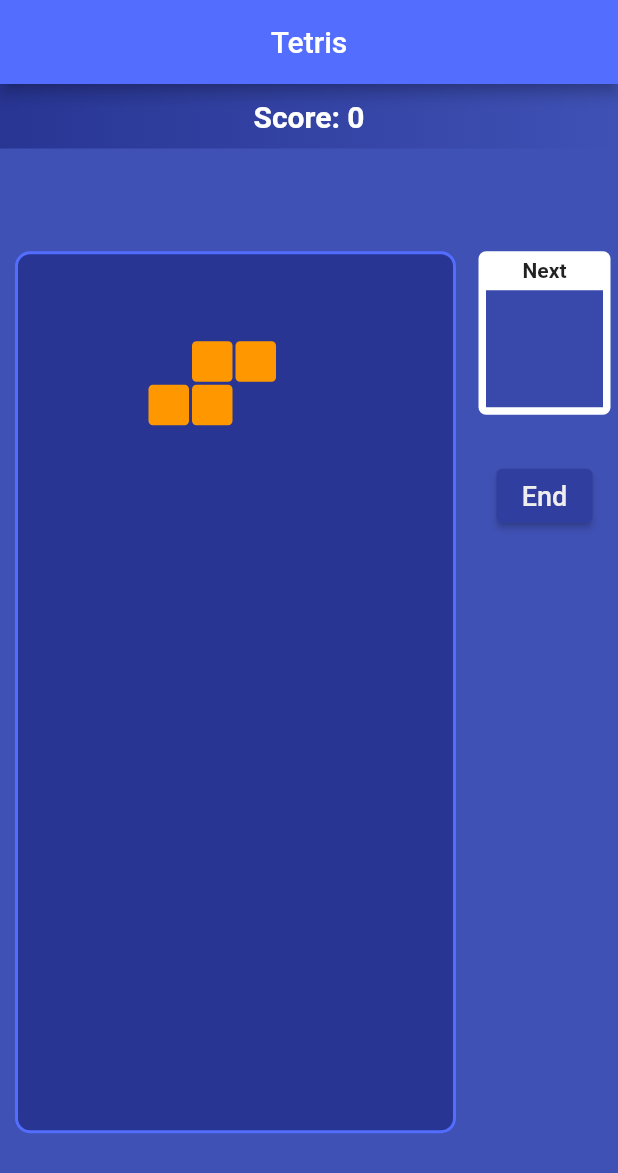
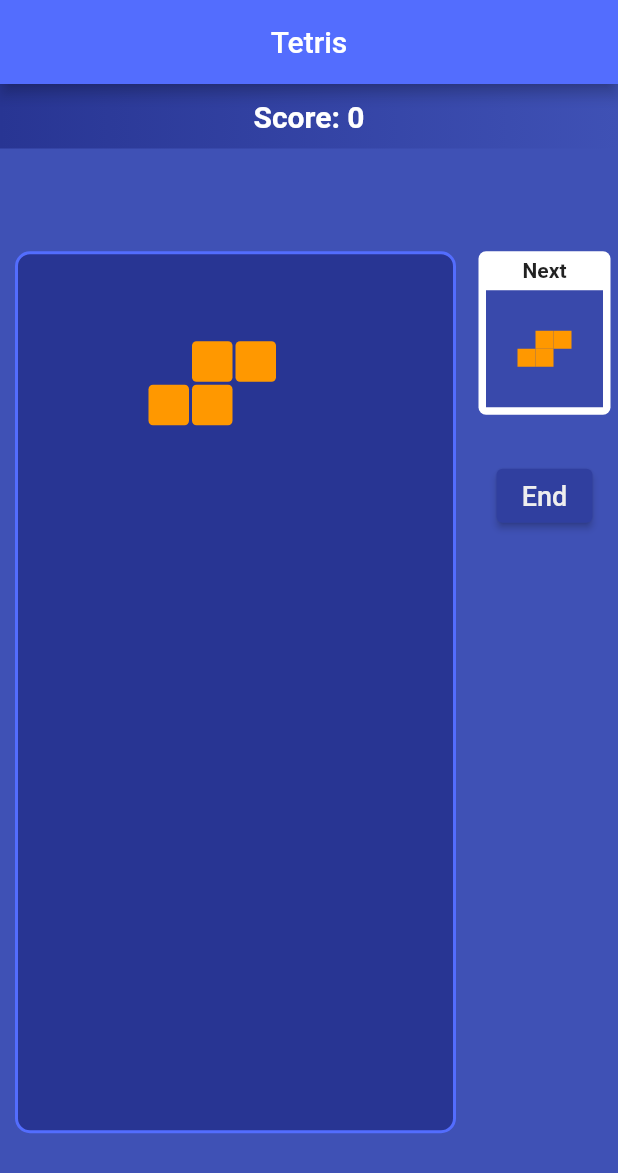
Before and after one commit to xchangyouren/Tetris, a Flutter app: the screen it shows after launch, after a tap on "Start", on a phone screen of 412 x 824 dp. Shown: the top 1173 px of the screen. Run offline on Flutter 3.47's test engine with Material 2 defaults, Android fonts, the phone set to English and light mode, and no system bars.

Commit message:
--user=xiao --feat next block set

```diff
--- a/lib/blcok.dart
+++ b/lib/blcok.dart
@@ -31,9 +31,9 @@ class Block {
     }
   }
 
-  // get color {
-  //   return orientations[0][0].color;
-  // }
+  Color get color {
+    return orientations[0][0].color;
+  }
 
   get subBlocks {
     return orientations[orientationIndex];
--- a/lib/game.dart
+++ b/lib/game.dart
@@ -131,7 +131,8 @@ class GameState extends State<Game> {
           subBlock.y += block?.y;
           oldSubBlocks.add(subBlock);
         });
-        block = getNewBlock();
+        block = Provider.of<Data>(context, listen: false).nextBlock;
+        Provider.of<Data>(context, listen: false).setNextBlock(getNewBlock());
       }
 
       action = null;
@@ -186,6 +187,7 @@ class GameState extends State<Game> {
     subBlockWidth =
         (renderBoxGame.size.width - GAME_AREA_BORDER_WIDTH * 2) / BLOCKS_X;
     block ??= getNewBlock();
+    Provider.of<Data>(context, listen: false).setNextBlock(getNewBlock());
     // debugPrint('subBlockWidth: $subBlockWidth, ${block?.x}-${block?.y}');
     timer = Timer.periodic(duration, onPlay);
   }
--- a/lib/main.dart
+++ b/lib/main.dart
@@ -3,6 +3,8 @@ import 'score_bar.dart';
 import 'game.dart';
 import 'next_block.dart';
 import 'package:provider/provider.dart';
+import 'blcok.dart';
+import 'package:flutter/services.dart';
 
 void main() => runApp(
       ChangeNotifierProvider(
@@ -16,6 +18,7 @@ class MyApp extends StatelessWidget {
 
   @override
   Widget build(BuildContext context) {
+    SystemChrome.setPreferredOrientations([DeviceOrientation.portraitUp]);
     return const MaterialApp(home: Tetris());
   }
 }
@@ -99,6 +102,7 @@ class _TetrisState extends State<Tetris> {
 class Data with ChangeNotifier {
   int score = 0;
   bool isPlaying = false;
+  late Block nextBlock;
 
   void setScore(int score) {
     this.score = score;
@@ -114,4 +118,46 @@ class Data with ChangeNotifier {
     this.isPlaying = isPlaying;
     notifyListeners();
   }
+
+  void setNextBlock(nextBlock) {
+    this.nextBlock = nextBlock;
+    notifyListeners();
+  }
+
+  Widget getNextBlockWidget() {
+    if (!isPlaying) {
+      return Container();
+    }
+    var width = nextBlock.width;
+    var height = nextBlock.height;
+    Color color;
+
+    List<Widget> columns = [];
+    for (var y = 0; y < height; y++) {
+      List<Widget> rows = [];
+      for (var x = 0; x < width; x++) {
+        if (nextBlock.subBlocks
+                .where((subBlock) => subBlock.x == x && subBlock.y == y)
+                .length >
+            0) {
+          color = nextBlock.color;
+        } else {
+          color = Colors.transparent;
+        }
+        rows.add(Container(
+          width: 12,
+          height: 12,
+          color: color,
+        ));
+      }
+      columns.add(Row(
+        mainAxisAlignment: MainAxisAlignment.center,
+        children: rows,
+      ));
+    }
+    return Column(
+      mainAxisAlignment: MainAxisAlignment.center,
+      children: columns,
+    );
+  }
 }
--- a/lib/next_block.dart
+++ b/lib/next_block.dart
@@ -1,4 +1,6 @@
 import 'package:flutter/material.dart';
+import 'main.dart';
+import 'package:provider/provider.dart';
 
 class NextBlock extends StatefulWidget {
   const NextBlock({super.key});
@@ -31,6 +33,9 @@ class _NextBlockState extends State<NextBlock> {
             aspectRatio: 1,
             child: Container(
               color: Colors.indigo[600],
+              child: Center(
+                child: Provider.of<Data>(context).getNextBlockWidget(),
+              ),
             ),
           )
         ],
--- a/lib/sub_block.dart
+++ b/lib/sub_block.dart
@@ -3,7 +3,7 @@ import 'package:flutter/material.dart';
 class SubBlock {
   late int x;
   late int y;
-  late Color color;
+  Color color;
 
   SubBlock(this.x, this.y, [this.color = Colors.transparent]);
 }
```
